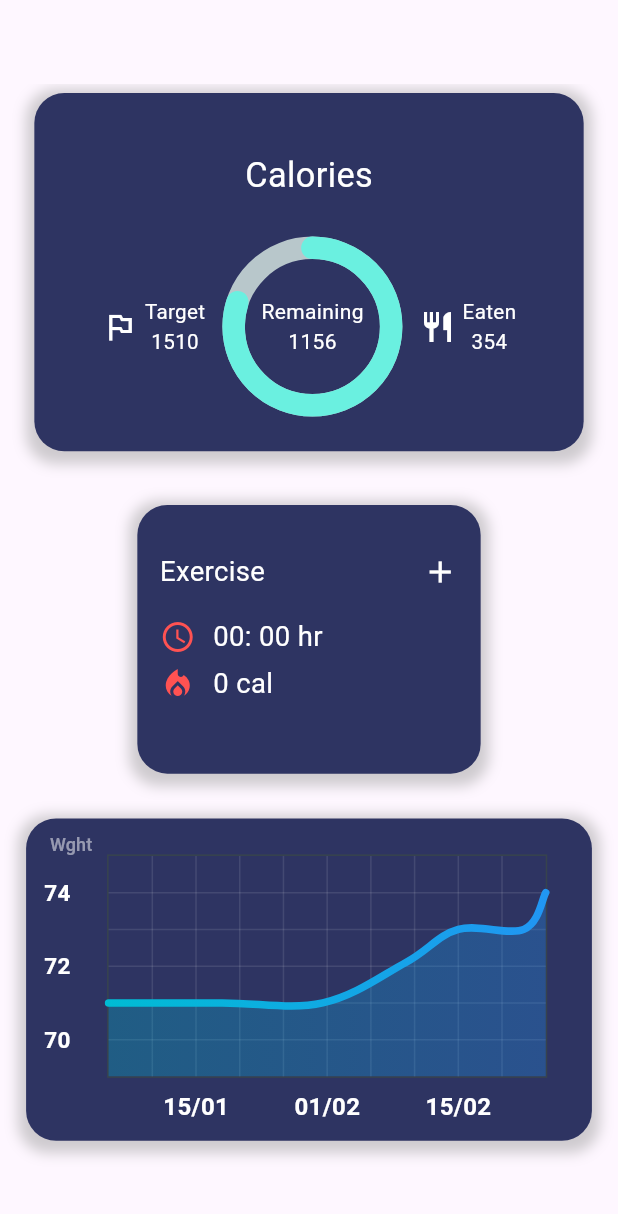
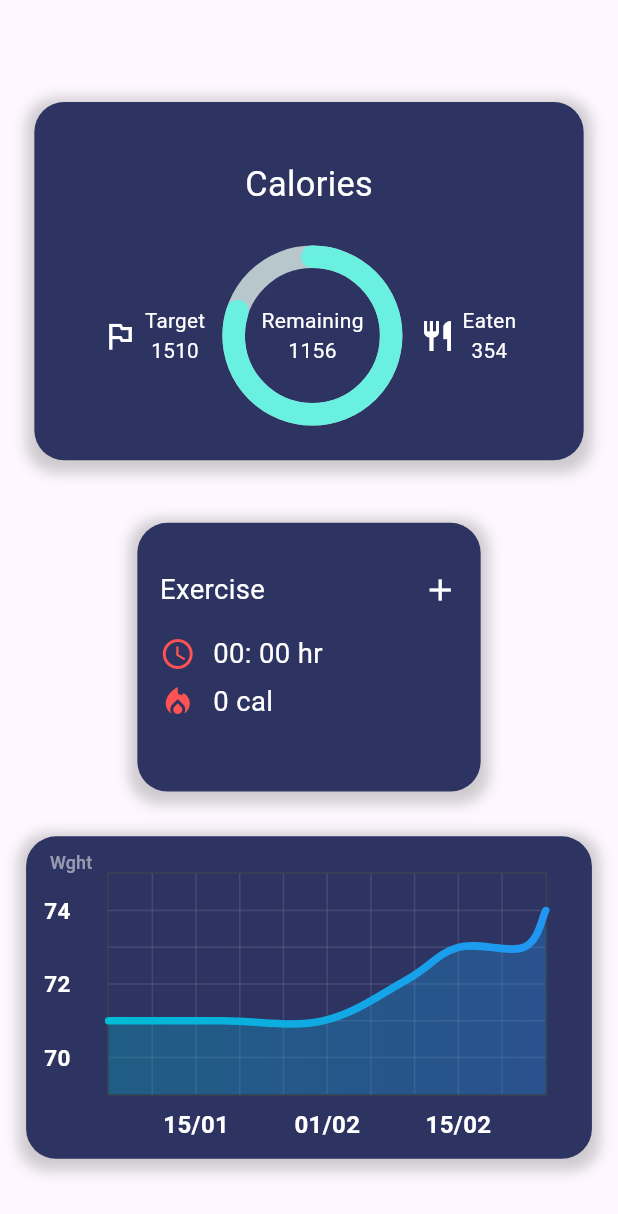
Before and after one commit to gt-lcy96/minFit, a Flutter app: the screen it shows after launch, on a phone screen of 412 x 824 dp. Shown: the top 1214 px of the screen. Run offline on Flutter 3.47's test engine with Material 3 defaults, Android fonts, the phone set to English and light mode, and no system bars; drawn by our look-alikes of fl_chart, percent_indicator; our stand-ins replace flutter_screenutil, get.

Commit message:
rename home_page to main_dashboard

```diff
--- a/lib/pages/home/view.dart
+++ b/lib/pages/main_dashboard/view.dart
@@ -1,9 +1,9 @@
 import 'package:flutter/material.dart';
 import 'package:flutter_screenutil/flutter_screenutil.dart';
 import 'package:get/get.dart';
-import 'package:min_fitness/pages/home/widgets/addExercise_content.dart';
-import 'package:min_fitness/pages/home/widgets/calories_content.dart';
-import 'package:min_fitness/pages/home/widgets/line_chart.dart';
+import 'package:min_fitness/pages/main_dashboard/widgets/addExercise_content.dart';
+import 'package:min_fitness/pages/main_dashboard/widgets/calories_content.dart';
+import 'package:min_fitness/pages/main_dashboard/widgets/line_chart.dart';
 import 'package:min_fitness/widgets/shadow_card.dart';
 
 class HomePage extends StatelessWidget {
@@ -14,12 +14,13 @@ class HomePage extends StatelessWidget {
     return Scaffold(
       appBar: AppBar(),
       body: SingleChildScrollView(
+        // physics: const BouncingScrollPhysics(),
         child: Column(
           crossAxisAlignment: CrossAxisAlignment.center,
           // mainAxisAlignment: MainAxisAlignment.center,
           children: [
             Container(
-              margin: EdgeInsets.symmetric(horizontal: 20.w, vertical: 5.h),
+              margin: EdgeInsets.symmetric(horizontal: 20.w, vertical: 10.h),
               child: caloriesContent(),
             ),
             SizedBox(
--- a/lib/routes/pages.dart
+++ b/lib/routes/pages.dart
@@ -1,6 +1,6 @@
 import 'package:flutter/material.dart';
 import 'package:get/get.dart';
-import 'package:min_fitness/pages/home/view.dart';
+import 'package:min_fitness/pages/main_dashboard/view.dart';
 
 import 'routes.dart';
 
```
Also changed, not shown: lib/pages/main_dashboard/widgets/addExercise_content.dart (renamed from lib/pages/home/widgets/addExercise_content.dart), lib/pages/main_dashboard/widgets/calories_content.dart (renamed from lib/pages/home/widgets/calories_content.dart), lib/pages/main_dashboard/widgets/line_chart.dart (renamed from lib/pages/home/widgets/line_chart.dart).
